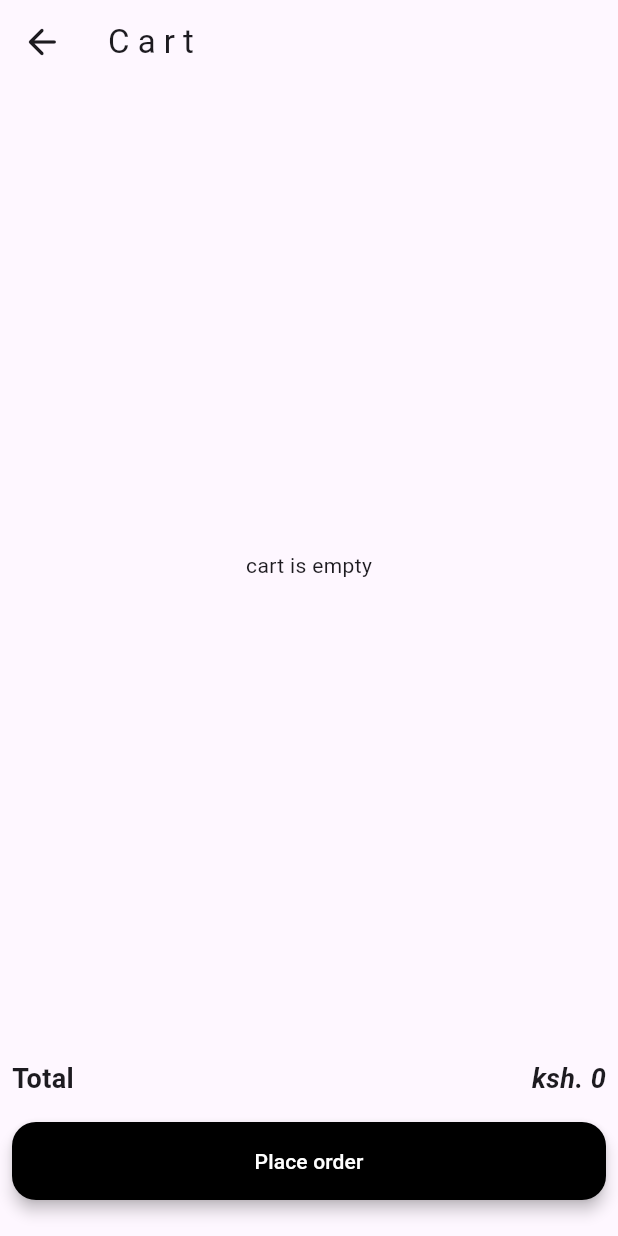
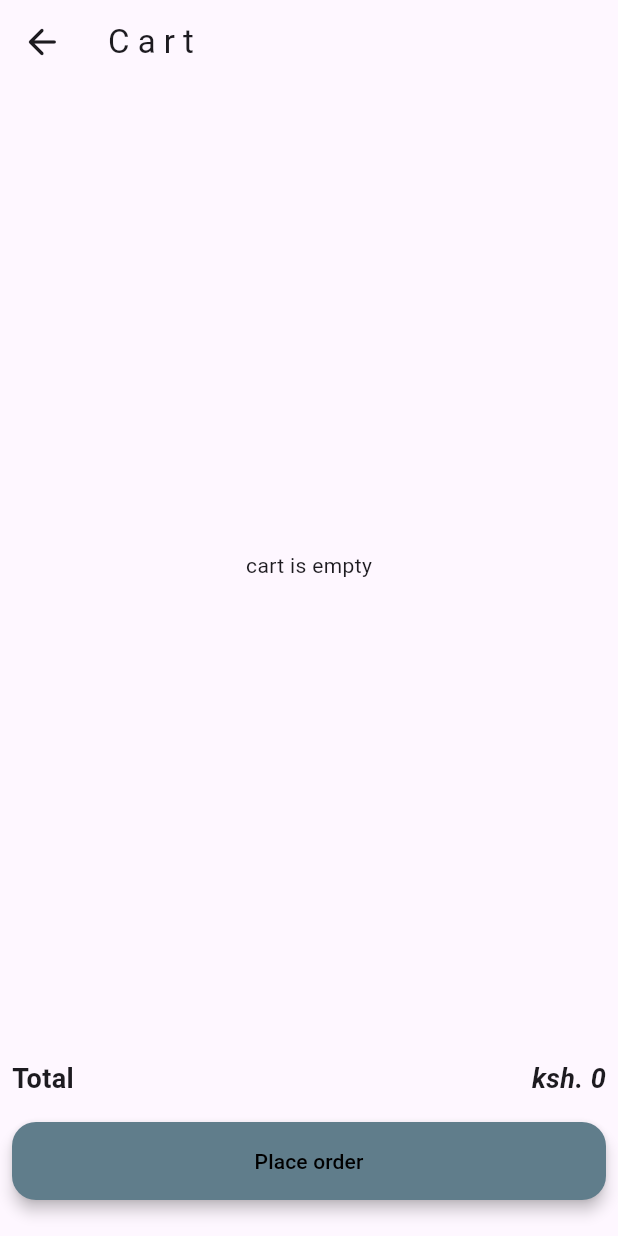
Before and after one commit to Collins-Kareri/eats, a Flutter app: the Cart screen opened directly, on a phone screen of 412 x 824 dp. Run offline on Flutter 3.47's test engine with Material 2 defaults, Android fonts, the phone set to English and light mode, and no system bars; our stand-ins replace badges, cloud_firestore, firebase_core; accounts and stored records are empty.

```diff
--- /dev/null
+++ b/lib/screens/mycart/cart_page.dart
@@ -0,0 +1,88 @@
+import 'package:flutter/material.dart';
+import 'package:provider/provider.dart';
+import 'package:firstapp/providers/cart_provider.dart';
+import 'package:firstapp/screens/mycart/order_button.dart';
+import 'package:firstapp/screens/mycart/emptycart_state.dart';
+import 'package:firstapp/screens/mycart/cartitem_card.dart';
+
+class Cart extends StatelessWidget {
+  const Cart({super.key});
+
+  @override
+  Widget build(BuildContext context) {
+    return Scaffold(
+      appBar: AppBar(
+        title: const Text("C a r t"),
+        elevation: 0,
+        leading: IconButton(
+          onPressed: () {
+            Navigator.pop(context);
+          },
+          iconSize: 28.0,
+          icon: const Icon(Icons.arrow_back_rounded),
+        ),
+      ),
+      body: Column(
+        children: [
+          const CartPageBody(),
+          Column(
+            children: const [
+              TotalPrice(),
+              OrderButton(),
+            ],
+          ),
+        ],
+      ),
+    );
+  }
+}
+
+class CartPageBody extends StatelessWidget {
+  const CartPageBody({
+    Key? key,
+  }) : super(key: key);
+
+  @override
+  Widget build(BuildContext context) {
+    final cartItems = context.watch<MyCart>().cartItems;
+
+    return cartItems.isNotEmpty
+        ? CartItemCard(cartItems)
+        : const EmptyCartState();
+  }
+}
+
+class TotalPrice extends StatelessWidget {
+  const TotalPrice({
+    Key? key,
+  }) : super(key: key);
+
+  @override
+  Widget build(BuildContext context) {
+    final total = context.watch<MyCart>().total;
+
+    return Padding(
+      padding: const EdgeInsets.all(8.0),
+      child: Row(
+        mainAxisAlignment: MainAxisAlignment.spaceBetween,
+        children: [
+          const Text(
+            "Total",
+            style: TextStyle(
+              fontSize: 18.0,
+              fontWeight: FontWeight.bold,
+            ),
+          ),
+          Text(
+            'ksh. $total',
+            style: const TextStyle(
+              fontSize: 18.0,
+              fontWeight: FontWeight.bold,
+              fontStyle: FontStyle.italic,
+            ),
+          ),
+        ],
+      ),
+    );
+  }
+}
--- a/lib/screens/cart.dart
+++ b/lib/screens/mycart/cartitem_card.dart
@@ -2,65 +2,7 @@ import 'package:flutter/material.dart';
 import 'package:provider/provider.dart';
 import 'package:firstapp/providers/cart_provider.dart';
 
-class Cart extends StatelessWidget {
-  const Cart({super.key});
-
-  @override
-  Widget build(BuildContext context) {
-    return Scaffold(
-      appBar: AppBar(
-        title: const Text("C a r t"),
-        elevation: 0,
-        leading: IconButton(
-          onPressed: () {
-            Navigator.pop(context);
-          },
-          iconSize: 28.0,
-          icon: const Icon(Icons.arrow_back_rounded),
-        ),
-      ),
-      body: Column(
-        children: [
-          const CartItems(),
-          Column(
-            children: const [
-              TotalPrice(),
-              OrderButton(),
-            ],
-          ),
-        ],
-      ),
-    );
-  }
-}
-
-class CartItems extends StatelessWidget {
-  const CartItems({
-    Key? key,
-  }) : super(key: key);
-
-  @override
-  Widget build(BuildContext context) {
-    final cartItems = context.watch<MyCart>().cartItems;
-
-    return cartItems.isNotEmpty
-        ? CartItemDisplay(cartItems)
-        : const EmptyCartState();
-  }
-}
-
-class EmptyCartState extends StatelessWidget {
-  const EmptyCartState({
-    Key? key,
-  }) : super(key: key);
-
-  @override
-  Widget build(BuildContext context) {
-    return const Expanded(child: Center(child: Text("cart is empty")));
-  }
-}
-
-class CartItemDisplay extends StatelessWidget {
+class CartItemCard extends StatelessWidget {
   late final List _cartItems;
 
   final ButtonStyle cartItemButtonStyle = IconButton.styleFrom(
@@ -73,7 +15,7 @@ class CartItemDisplay extends StatelessWidget {
     ),
   );
 
-  CartItemDisplay(List cartItems, {super.key}) {
+  CartItemCard(List cartItems, {super.key}) {
     _cartItems = cartItems;
   }
 
@@ -99,19 +41,23 @@ class CartItemDisplay extends StatelessWidget {
                       SizedBox(
                         width: MediaQuery.of(context).size.width,
                         child: Column(
-                          crossAxisAlignment: CrossAxisAlignment.start,
+                          crossAxisAlignment: CrossAxisAlignment.center,
+                          mainAxisAlignment: MainAxisAlignment.center,
                           children: [
                             Container(
                               width: 100.0,
                               height: 100.0,
                               color: Colors.black,
                             ),
-                            Column(
-                              crossAxisAlignment: CrossAxisAlignment.start,
-                              children: [
-                                Text(_cartItems[index]["foodName"]),
-                                Text(_cartItems[index]["price"]),
-                              ],
+                            Padding(
+                              padding: const EdgeInsets.only(top: 8.0),
+                              child: Column(
+                                crossAxisAlignment: CrossAxisAlignment.center,
+                                children: [
+                                  Text(_cartItems[index]["foodName"]),
+                                  Text(_cartItems[index]["price"]),
+                                ],
+                              ),
                             ),
                           ],
                         ),
@@ -172,78 +118,3 @@ class CartItemDisplay extends StatelessWidget {
     );
   }
 }
-
-class OrderButton extends StatelessWidget {
-  const OrderButton({
-    Key? key,
-  }) : super(key: key);
-
-  @override
-  Widget build(BuildContext context) {
-    return Padding(
-      padding: const EdgeInsets.only(bottom: 16.0),
-      child: Padding(
-        padding: const EdgeInsets.all(8.0),
-        child: FractionallySizedBox(
-          widthFactor: 1,
-          child: ElevatedButton(
-            onPressed: () {},
-            style: ElevatedButton.styleFrom(
-              foregroundColor: Colors.white,
-              backgroundColor: Colors.black,
-              fixedSize: const Size.fromWidth(90.0),
-              shape: const RoundedRectangleBorder(
-                borderRadius: BorderRadius.all(
-                  Radius.circular(16.0),
-                ),
-              ),
-              padding: const EdgeInsets.only(
-                top: 16.0,
-                bottom: 16.0,
-              ),
-              elevation: 4.0,
-            ),
-            child: const Text(
-              "Place order",
-            ),
-          ),
-        ),
-      ),
-    );
-  }
-}
-
-class TotalPrice extends StatelessWidget {
-  const TotalPrice({
-    Key? key,
-  }) : super(key: key);
-
-  @override
-  Widget build(BuildContext context) {
-    final total = context.watch<MyCart>().total;
-
-    return Padding(
-      padding: const EdgeInsets.all(8.0),
-      child: Row(
-        mainAxisAlignment: MainAxisAlignment.spaceBetween,
-        children: [
-          const Text(
-            "Total",
-            style: TextStyle(
-              fontSize: 18.0,
-              fontWeight: FontWeight.bold,
-            ),
-          ),
-          Text(
-            'ksh. $total',
-            style: const TextStyle(
-              fontSize: 18.0,
-              fontWeight: FontWeight.bold,
-              fontStyle: FontStyle.italic,
-            ),
-          ),
-        ],
-      ),
-    );
-  }
-}
--- /dev/null
+++ b/lib/screens/mycart/emptycart_state.dart
@@ -0,0 +1,12 @@
+import 'package:flutter/material.dart';
+
+class EmptyCartState extends StatelessWidget {
+  const EmptyCartState({
+    Key? key,
+  }) : super(key: key);
+
+  @override
+  Widget build(BuildContext context) {
+    return const Expanded(child: Center(child: Text("cart is empty")));
+  }
+}
--- /dev/null
+++ b/lib/screens/mycart/order_button.dart
@@ -0,0 +1,42 @@
+import 'package:flutter/material.dart';
+
+class OrderButton extends StatelessWidget {
+  const OrderButton({
+    Key? key,
+  }) : super(key: key);
+
+  @override
+  Widget build(BuildContext context) {
+    return Padding(
+      padding: const EdgeInsets.only(bottom: 16.0),
+      child: Padding(
+        padding: const EdgeInsets.all(8.0),
+        child: FractionallySizedBox(
+          widthFactor: 1,
+          child: ElevatedButton(
+            onPressed: () {},
+            style: ElevatedButton.styleFrom(
+              foregroundColor: Colors.black,
+              backgroundColor: Colors.blueGrey,
+              surfaceTintColor: Colors.blueGrey,
+              fixedSize: const Size.fromWidth(90.0),
+              shape: const RoundedRectangleBorder(
+                borderRadius: BorderRadius.all(
+                  Radius.circular(16.0),
+                ),
+              ),
+              padding: const EdgeInsets.only(
+                top: 16.0,
+                bottom: 16.0,
+              ),
+              elevation: 4.0,
+            ),
+            child: const Text(
+              "Place order",
+            ),
+          ),
+        ),
+      ),
+    );
+  }
+}
--- a/lib/widgets/app_bar.dart
+++ b/lib/widgets/app_bar.dart
@@ -2,7 +2,7 @@ import 'package:flutter/material.dart';
 import 'package:badges/badges.dart';
 import 'package:provider/provider.dart';
 import 'package:firstapp/providers/cart_provider.dart';
-import 'package:firstapp/screens/cart.dart';
+import 'package:firstapp/screens/mycart/cart_page.dart';
 import 'package:firstapp/screens/account.dart';
 
 class MyAppBar extends StatelessWidget {
```
